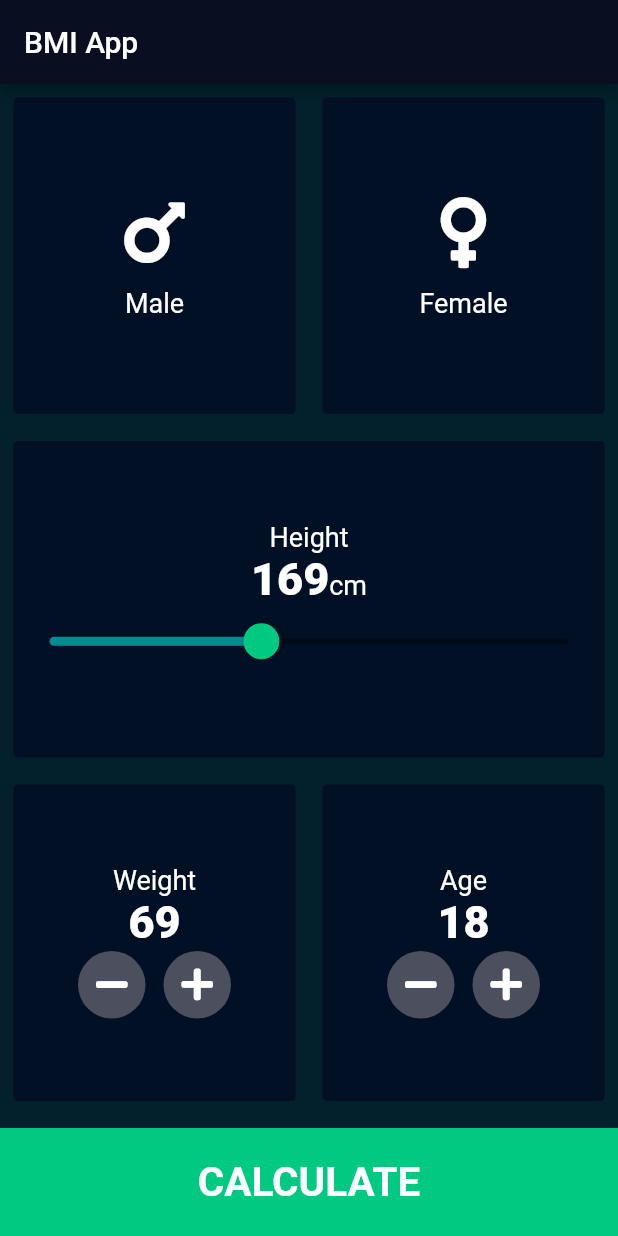
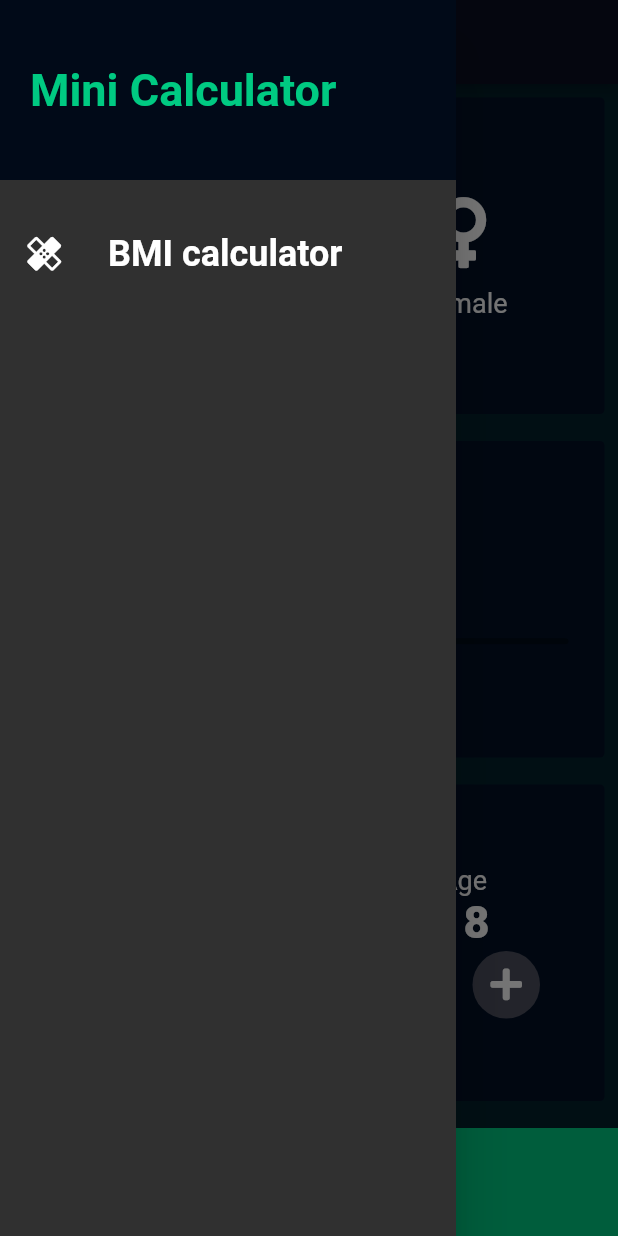
Before and after one commit to utviklerToni/BMI-app, a Flutter app: the screen it shows after launch, with the side drawer open (before the commit the screen has no drawer), on a phone screen of 412 x 824 dp. Run offline on Flutter 3.47's test engine with Material 2 defaults, Android fonts, the phone set to English and light mode, and no system bars; our stand-ins replace font_awesome_flutter.

Commit message:
added menu drawer

```diff
--- a/BMI-app-bmi-r/lib/input_page.dart
+++ b/BMI-app-bmi-r/lib/input_page.dart
@@ -8,6 +8,7 @@ import './widgets/reusable_card.dart';
 import './widgets/custom_icon.dart';
 import './constant/my_custom_constants.dart';
 import './widgets/round_icon_button.dart';
+import './widgets/menu_drawer.dart';
 
 enum GenderType { male, female }
 
@@ -25,6 +26,7 @@ class _InputPageState extends State<InputPage> {
   @override
   Widget build(BuildContext context) {
     return Scaffold(
+      drawer: MenuDrawer(),
       appBar: AppBar(
         title: Text('BMI App'),
       ),
--- a/BMI-app-bmi-r/lib/screens/result_page.dart
+++ b/BMI-app-bmi-r/lib/screens/result_page.dart
@@ -2,6 +2,8 @@ import 'package:bmi_app/constant/my_custom_constants.dart';
 import 'package:bmi_app/widgets/bottom_button.dart';
 import 'package:bmi_app/widgets/reusable_card.dart';
 import 'package:flutter/material.dart';
+
+import '../widgets/menu_drawer.dart';
 
 class ResultPage extends StatelessWidget {
   ResultPage({
@@ -16,6 +18,7 @@ class ResultPage extends StatelessWidget {
   @override
   Widget build(BuildContext context) {
     return Scaffold(
+      drawer: MenuDrawer(),
       appBar: AppBar(
         title: Text('BMI calculator'),
       ),
--- /dev/null
+++ b/BMI-app-bmi-r/lib/widgets/menu_drawer.dart
@@ -0,0 +1,53 @@
+import 'package:flutter/material.dart';
+
+import '../constant/my_custom_constants.dart';
+
+class MenuDrawer extends StatelessWidget {
+  Widget buildListTile(String title, IconData icon, Function tapHandler) {
+    return ListTile(
+      leading: Icon(
+        icon,
+        size: 27,
+      ),
+      title: Text(
+        title,
+        style: TextStyle(
+            // fontFamily: 'RobotoCondensed',
+            fontSize: 24,
+            fontWeight: FontWeight.bold),
+      ),
+      onTap: tapHandler,
+    );
+  }
+
+  @override
+  Widget build(BuildContext context) {
+    return Drawer(
+      child: Column(
+        children: [
+          Container(
+            height: 120,
+            width: double.infinity,
+            padding: EdgeInsets.all(20),
+            alignment: Alignment.centerLeft,
+            color: kActiveCardColor,
+            child: Text(
+              'Mini Calculator',
+              style: TextStyle(
+                fontWeight: FontWeight.bold,
+                fontSize: 30,
+                color: kBottomContainerColor,
+              ),
+            ),
+          ),
+          SizedBox(
+            height: 21,
+          ),
+          buildListTile('BMI calculator', Icons.healing, () {
+            Navigator.of(context).pushReplacementNamed('/');
+          }),
+        ],
+      ),
+    );
+  }
+}
```
Also changed, not shown: 10 other files.
